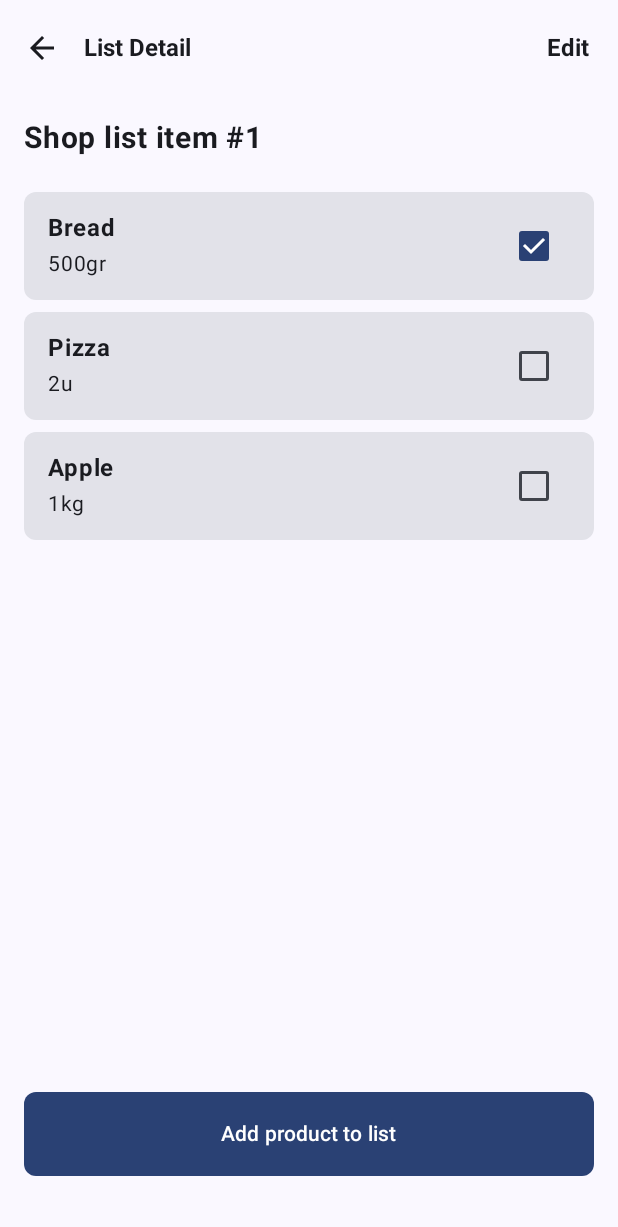
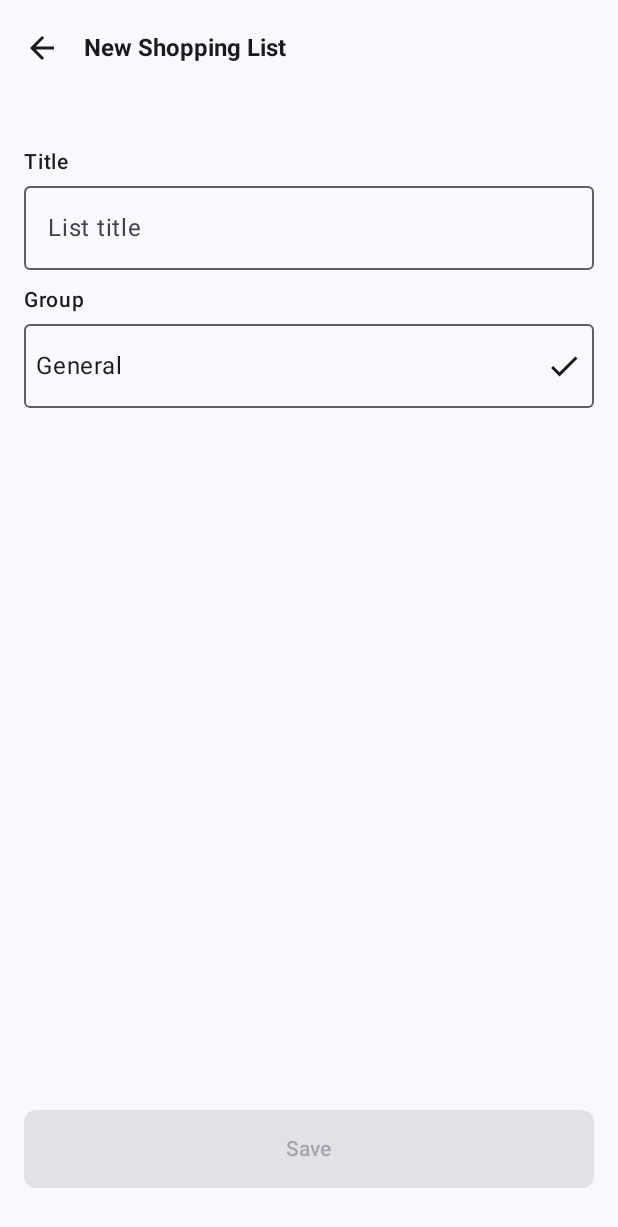
Before and after one commit to roblesdotdev/OhMyList, an Android app built with Jetpack Compose: the screen it shows after launch (MainActivity), on a phone screen of 412 x 824 dp. Shown: the top 1227 px of the screen. Run offline under Robolectric (Android 15) with nearby library versions, the phone set to English and light mode, and no system bars.

Commit message:
add list screen feat

```diff
--- a/app/src/main/java/com/roblesdotdev/ohmylist/MainActivity.kt
+++ b/app/src/main/java/com/roblesdotdev/ohmylist/MainActivity.kt
@@ -1,6 +1,7 @@
 package com.roblesdotdev.ohmylist
 
 import android.os.Bundle
+import android.util.Log
 import androidx.activity.ComponentActivity
 import androidx.activity.compose.setContent
 import androidx.activity.viewModels
@@ -8,30 +9,33 @@ import androidx.compose.runtime.collectAsState
 import androidx.compose.runtime.getValue
 import androidx.lifecycle.ViewModel
 import androidx.lifecycle.ViewModelProvider
+import com.roblesdotdev.ohmylist.addShoplist.ui.AddShopListScreen
+import com.roblesdotdev.ohmylist.addShoplist.ui.AddShopListViewModel
 import com.roblesdotdev.ohmylist.core.data.repository.DefaultShopListRepository
 import com.roblesdotdev.ohmylist.core.ui.theme.OhMyListTheme
-import com.roblesdotdev.ohmylist.shoplistDetail.ui.ShopListDetailScreen
-import com.roblesdotdev.ohmylist.shoplistDetail.ui.ShopListDetailViewModel
 
 class MainActivity : ComponentActivity() {
     override fun onCreate(savedInstanceState: Bundle?) {
         super.onCreate(savedInstanceState)
         setContent {
-            val viewModel by viewModels<ShopListDetailViewModel>(
+            val viewModel by viewModels<AddShopListViewModel>(
                 factoryProducer = {
                     object : ViewModelProvider.Factory {
                         @Suppress("UNCHECKED_CAST")
                         override fun <T : ViewModel> create(modelClass: Class<T>): T {
-                            return ShopListDetailViewModel(repo = DefaultShopListRepository()) as T
+                            return AddShopListViewModel(repo = DefaultShopListRepository()) as T
                         }
                     }
                 },
             )
             val state by viewModel.state.collectAsState()
             OhMyListTheme {
-                ShopListDetailScreen(
+                AddShopListScreen(
                     state = state,
                     onEvent = viewModel::onEvent,
+                    onListSaved = {
+                        Log.d("ADD", "List saved")
+                    },
                 )
             }
         }
--- /dev/null
+++ b/app/src/main/java/com/roblesdotdev/ohmylist/addShoplist/ui/AddShopListScreen.kt
@@ -0,0 +1,128 @@
+package com.roblesdotdev.ohmylist.addShoplist.ui
+
+import androidx.compose.foundation.BorderStroke
+import androidx.compose.foundation.layout.Arrangement
+import androidx.compose.foundation.layout.Column
+import androidx.compose.foundation.layout.Row
+import androidx.compose.foundation.layout.Spacer
+import androidx.compose.foundation.layout.fillMaxSize
+import androidx.compose.foundation.layout.fillMaxWidth
+import androidx.compose.foundation.layout.height
+import androidx.compose.foundation.layout.padding
+import androidx.compose.foundation.shape.RoundedCornerShape
+import androidx.compose.foundation.text.KeyboardOptions
+import androidx.compose.material.icons.Icons
+import androidx.compose.material.icons.filled.ArrowBack
+import androidx.compose.material.icons.filled.Check
+import androidx.compose.material3.Button
+import androidx.compose.material3.ExperimentalMaterial3Api
+import androidx.compose.material3.Icon
+import androidx.compose.material3.IconButton
+import androidx.compose.material3.MaterialTheme
+import androidx.compose.material3.OutlinedTextField
+import androidx.compose.material3.Scaffold
+import androidx.compose.material3.Surface
+import androidx.compose.material3.Text
+import androidx.compose.material3.TopAppBar
+import androidx.compose.runtime.Composable
+import androidx.compose.runtime.LaunchedEffect
+import androidx.compose.ui.Modifier
+import androidx.compose.ui.text.font.FontWeight
+import androidx.compose.ui.text.input.ImeAction
+import androidx.compose.ui.tooling.preview.Preview
+import androidx.compose.ui.unit.dp
+import androidx.compose.ui.unit.sp
+import com.roblesdotdev.ohmylist.core.ui.theme.OhMyListTheme
+
+@Composable
+fun AddShopListScreen(
+    state: AddShopListState,
+    onEvent: (AddShopListEvent) -> Unit,
+    onListSaved: () -> Unit,
+) {
+    LaunchedEffect(key1 = state.isSaved) {
+        if (state.isSaved) {
+            onListSaved()
+        }
+    }
+
+    Scaffold(
+        topBar = {
+            AddShopListTab()
+        },
+    ) { paddingValues ->
+        Column(
+            modifier =
+                Modifier
+                    .padding(paddingValues)
+                    .fillMaxSize()
+                    .padding(horizontal = 16.dp, vertical = 32.dp),
+            verticalArrangement = Arrangement.spacedBy(8.dp),
+        ) {
+            Column(verticalArrangement = Arrangement.spacedBy(4.dp)) {
+                Text(text = "Title", fontSize = 14.sp, fontWeight = FontWeight.Medium)
+                OutlinedTextField(
+                    value = state.title,
+                    onValueChange = { onEvent(AddShopListEvent.ChangeTitle(it)) },
+                    placeholder = { Text(text = "List title") },
+                    singleLine = true,
+                    keyboardOptions =
+                        KeyboardOptions(
+                            imeAction = ImeAction.Done,
+                        ),
+                    modifier = Modifier.fillMaxWidth(),
+                )
+            }
+            Column(verticalArrangement = Arrangement.spacedBy(4.dp)) {
+                Text(text = "Group", fontSize = 14.sp, fontWeight = FontWeight.Medium)
+                Surface(
+                    border = BorderStroke(1.dp, MaterialTheme.colorScheme.outline),
+                    shape = RoundedCornerShape(4.dp),
+                ) {
+                    Row(
+                        modifier =
+                            Modifier
+                                .fillMaxWidth()
+                                .padding(horizontal = 8.dp, vertical = 16.dp),
+                        horizontalArrangement = Arrangement.SpaceBetween,
+                    ) {
+                        Text(text = state.group)
+                        Icon(imageVector = Icons.Default.Check, contentDescription = null)
+                    }
+                }
+            }
+            Spacer(modifier = Modifier.weight(1f))
+            Button(
+                onClick = { onEvent(AddShopListEvent.Save) },
+                modifier =
+                    Modifier
+                        .fillMaxWidth()
+                        .height(52.dp),
+                shape = RoundedCornerShape(8.dp),
+                enabled = state.isFormValid,
+            ) {
+                Text(text = "Save")
+            }
+        }
+    }
+}
+
+@OptIn(ExperimentalMaterial3Api::class)
+@Composable
+fun AddShopListTab() {
+    TopAppBar(title = {
+        Text(text = "New Shopping List", fontSize = 16.sp, fontWeight = FontWeight.Bold)
+    }, navigationIcon = {
+        IconButton(onClick = { /*TODO*/ }) {
+            Icon(imageVector = Icons.Default.ArrowBack, contentDescription = null)
+        }
+    })
+}
+
+@Preview
+@Composable
+private fun AddShopListScreenPreview() {
+    OhMyListTheme {
+        AddShopListScreen(state = AddShopListState(), onEvent = {}, onListSaved = {})
+    }
+}
--- /dev/null
+++ b/app/src/main/java/com/roblesdotdev/ohmylist/addShoplist/ui/AddShopListState.kt
@@ -0,0 +1,9 @@
+package com.roblesdotdev.ohmylist.addShoplist.ui
+
+data class AddShopListState(
+    val title: String = "",
+    val group: String = "General",
+    val isSaved: Boolean = false,
+) {
+    val isFormValid = title.isNotBlank() && group.isNotBlank()
+}
--- /dev/null
+++ b/app/src/main/java/com/roblesdotdev/ohmylist/addShoplist/ui/AddShopListViewModel.kt
@@ -0,0 +1,42 @@
+package com.roblesdotdev.ohmylist.addShoplist.ui
+
+import androidx.lifecycle.ViewModel
+import androidx.lifecycle.viewModelScope
+import com.roblesdotdev.ohmylist.core.domain.repository.ShopListRepository
+import kotlinx.coroutines.flow.MutableStateFlow
+import kotlinx.coroutines.flow.asStateFlow
+import kotlinx.coroutines.flow.update
+import kotlinx.coroutines.launch
+
+class AddShopListViewModel(
+    private val repo: ShopListRepository,
+) : ViewModel() {
+    private val _state = MutableStateFlow(AddShopListState())
+    val state = _state.asStateFlow()
+
+    fun onEvent(event: AddShopListEvent) {
+        when (event) {
+            is AddShopListEvent.ChangeGroup -> updateGroup(event.group)
+            is AddShopListEvent.ChangeTitle -> updateTitle(event.title)
+            AddShopListEvent.Save -> saveList()
+        }
+    }
+
+    private fun updateTitle(title: String) {
+        _state.update { it.copy(title = title) }
+    }
+
+    private fun updateGroup(group: String) {
+        _state.update { it.copy(group = group) }
+    }
+
+    private fun saveList() {
+        viewModelScope.launch {
+            repo.saveShopList(
+                title = _state.value.title,
+                group = _state.value.group,
+            )
+            _state.update { it.copy(isSaved = true) }
+        }
+    }
+}
--- a/app/src/main/java/com/roblesdotdev/ohmylist/core/domain/repository/ShopListRepository.kt
+++ b/app/src/main/java/com/roblesdotdev/ohmylist/core/domain/repository/ShopListRepository.kt
@@ -13,4 +13,9 @@ interface ShopListRepository {
         listId: Int,
         product: Product,
     )
+
+    suspend fun saveShopList(
+        title: String,
+        group: String,
+    )
 }
```
Also changed, not shown: app/src/main/java/com/roblesdotdev/ohmylist/addShoplist/ui/AddShopListEvent.kt (added, +8 -0 lines), app/src/main/java/com/roblesdotdev/ohmylist/core/data/repository/DefaultShopListRepository.kt (+9 -0 lines).
